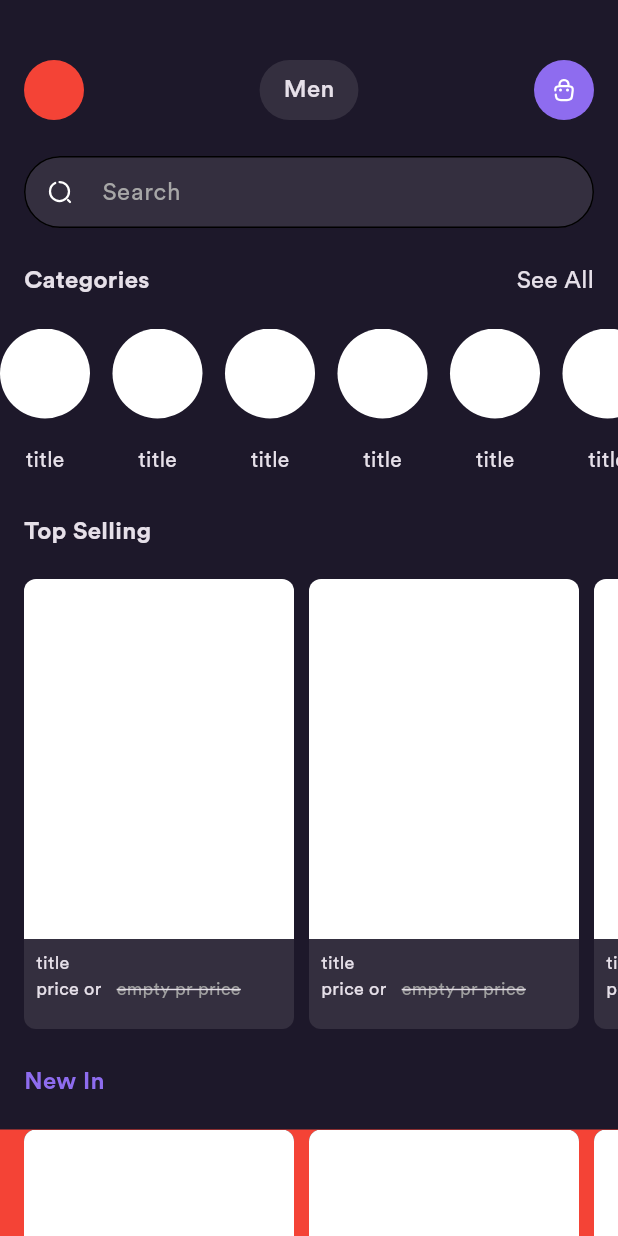
After one commit to suleymanharbelioglu/flutter-ecommerce-app-demo, a Flutter app: the HomePage screen opened directly, on a phone screen of 412 x 824 dp. The commit adds this screen. Run offline on Flutter 3.47's test engine with Material 3 defaults, Android fonts, the phone set to English and light mode, and no system bars; our stand-ins replace cloud_firestore, dartz, firebase_auth, firebase_core, flutter_bloc, flutter_svg and 1 more; accounts and stored records are empty; network calls fail.

Commit message:
home page UI

```diff
--- /dev/null
+++ b/lib/common/widgets/product/product_card.dart
@@ -0,0 +1,75 @@
+import 'package:flutter/material.dart';
+import 'package:flutter_ecommerce_app/core/configs/theme/app_colors.dart';
+
+class ProductCard extends StatelessWidget {
+  const ProductCard({super.key});
+
+  @override
+  Widget build(BuildContext context) {
+    return Container(
+      width: 180,
+      decoration: BoxDecoration(
+        color: AppColors.secondBackground,
+        borderRadius: BorderRadius.circular(8),
+      ),
+      child: Column(
+        crossAxisAlignment: CrossAxisAlignment.start,
+        mainAxisAlignment: MainAxisAlignment.spaceBetween,
+        children: [
+          Expanded(
+            flex: 4,
+            child: Container(
+              decoration: BoxDecoration(
+                color: Colors.white,
+                borderRadius: BorderRadius.only(
+                  topLeft: Radius.circular(8),
+                  topRight: Radius.circular(8),
+                ),
+              ),
+            ),
+          ),
+          Expanded(
+            flex: 1,
+            child: Padding(
+              padding: const EdgeInsets.all(8.0),
+              child: Column(
+                crossAxisAlignment: CrossAxisAlignment.start,
+                children: [
+                  Text(
+                    "title",
+                    style: TextStyle(
+                      fontSize: 12,
+                      fontWeight: FontWeight.w300,
+                      overflow: TextOverflow.ellipsis,
+                    ),
+                  ),
+                  Row(
+                    children: [
+                      Text(
+                        "price or",
+                        style: TextStyle(
+                          fontSize: 12,
+                          fontWeight: FontWeight.w300,
+                        ),
+                      ),
+                      SizedBox(width: 10),
+                      Text(
+                        "empty pr price",
+                        style: TextStyle(
+                          fontSize: 12,
+                          color: Colors.grey,
+                          fontWeight: FontWeight.w300,
+                          decoration: TextDecoration.lineThrough,
+                        ),
+                      ),
+                    ],
+                  ),
+                ],
+              ),
+            ),
+          ),
+        ],
+      ),
+    );
+  }
+}
--- a/lib/data/auth/model/user_creation_req.dart
+++ b/lib/data/auth/model/user_creation_req.dart
@@ -3,7 +3,7 @@ class UserCreationReq {
   String? lastName;
   String? email;
   String? password;
-  String? gender;
+  int? gender;
   String? age;
   UserCreationReq({
     required this.firstName,
--- a/lib/domain/auth/repository/auth.dart
+++ b/lib/domain/auth/repository/auth.dart
@@ -10,4 +10,6 @@ abstract class AuthRepository {
   Future<Either> sendPasswordResetEmail(String email);
   Future<bool> isLoggedIn();
   Future<Either> getUser();
+  Future<Either> signout();
+
 }
--- /dev/null
+++ b/lib/presentation/home/pages/home.dart
@@ -0,0 +1,31 @@
+import 'package:flutter/material.dart';
+import 'package:flutter_ecommerce_app/presentation/home/widgets/categories.dart';
+import 'package:flutter_ecommerce_app/presentation/home/widgets/header.dart';
+import 'package:flutter_ecommerce_app/presentation/home/widgets/new_in.dart';
+import 'package:flutter_ecommerce_app/presentation/home/widgets/search_field.dart';
+import 'package:flutter_ecommerce_app/presentation/home/widgets/top_selling.dart';
+
+class HomePage extends StatelessWidget {
+  const HomePage({super.key});
+
+  @override
+  Widget build(BuildContext context) {
+    return Scaffold(
+      body: SingleChildScrollView(
+        child: Column(
+          children: [
+            Header(),
+            SizedBox(height: 24),
+            SearchField(),
+            SizedBox(height: 24),
+            Categories(),
+            SizedBox(height: 24),
+            TopSelling(),
+            SizedBox(height: 24),
+            NewIn(),
+          ],
+        ),
+      ),
+    );
+  }
+}
--- /dev/null
+++ b/lib/presentation/home/widgets/categories.dart
@@ -0,0 +1,59 @@
+import 'package:flutter/material.dart';
+
+class Categories extends StatelessWidget {
+  const Categories({super.key});
+
+  @override
+  Widget build(BuildContext context) {
+    return Column(children: [_seeAll(), SizedBox(height: 20), _categories()]);
+  }
+
+  _seeAll() {
+    return Padding(
+      padding: const EdgeInsets.symmetric(horizontal: 16),
+      child: Row(
+        mainAxisAlignment: MainAxisAlignment.spaceBetween,
+        children: [
+          Text(
+            "Categories",
+            style: TextStyle(fontWeight: FontWeight.bold, fontSize: 16),
+          ),
+          Text(
+            "See All",
+            style: TextStyle(fontWeight: FontWeight.w400, fontSize: 16),
+          ),
+        ],
+      ),
+    );
+  }
+
+  _categories() {
+    return Container(
+      height: 100,
+      color: Colors.transparent,
+      child: ListView.separated(
+        scrollDirection: Axis.horizontal,
+        itemBuilder: (context, index) {
+          return Column(
+            children: [
+              Container(
+                height: 60,
+                width: 60,
+                decoration: BoxDecoration(
+                  shape: BoxShape.circle,
+                  color: Colors.white,
+                ),
+              ),
+              SizedBox(height: 18),
+              Text("title"),
+            ],
+          );
+        },
+        separatorBuilder: (context, index) {
+          return SizedBox(width: 15);
+        },
+        itemCount: 10,
+      ),
+    );
+  }
+}
--- /dev/null
+++ b/lib/presentation/home/widgets/header.dart
@@ -0,0 +1,56 @@
+import 'package:flutter/material.dart';
+import 'package:flutter_ecommerce_app/core/configs/assets/app_vectors.dart';
+import 'package:flutter_ecommerce_app/core/configs/theme/app_colors.dart';
+import 'package:flutter_svg/svg.dart';
+
+class Header extends StatelessWidget {
+  const Header({super.key});
+
+  @override
+  Widget build(BuildContext context) {
+    return Padding(
+      padding: const EdgeInsets.only(top: 40, right: 16, left: 16),
+      child: Row(
+        mainAxisAlignment: MainAxisAlignment.spaceBetween,
+        children: [_profileImage(), _gender(), _card()],
+      ),
+    );
+  }
+
+  _profileImage() {
+    return Container(
+      height: 40,
+      width: 40,
+      decoration: BoxDecoration(color: Colors.red, shape: BoxShape.circle),
+    );
+  }
+
+  _gender() {
+    return Container(
+      height: 40,
+      padding: EdgeInsets.symmetric(horizontal: 16),
+      decoration: BoxDecoration(
+        color: AppColors.secondBackground,
+        borderRadius: BorderRadius.circular(100),
+      ),
+      child: Center(
+        child: Text(
+          "Men",
+          style: TextStyle(fontWeight: FontWeight.w500, fontSize: 16),
+        ),
+      ),
+    );
+  }
+
+  _card() {
+    return Container(
+      height: 40,
+      width: 40,
+      decoration: BoxDecoration(
+        color: AppColors.primary,
+        shape: BoxShape.circle,
+      ),
+      child: SvgPicture.asset(AppVectors.bag, fit: BoxFit.none),
+    );
+  }
+}
--- /dev/null
+++ b/lib/presentation/home/widgets/new_in.dart
@@ -0,0 +1,47 @@
+import 'package:flutter/material.dart';
+import 'package:flutter_ecommerce_app/common/widgets/product/product_card.dart';
+import 'package:flutter_ecommerce_app/core/configs/theme/app_colors.dart';
+
+class NewIn extends StatelessWidget {
+  const NewIn({super.key});
+
+  @override
+  Widget build(BuildContext context) {
+    return Column(
+      crossAxisAlignment: CrossAxisAlignment.start,
+      children: [_newIn(), SizedBox(height: 20), _products()],
+    );
+  }
+
+  Widget _newIn() {
+    return Padding(
+      padding: const EdgeInsets.symmetric(horizontal: 16),
+      child: Text(
+        "New In",
+        style: TextStyle(
+          fontWeight: FontWeight.bold,
+          fontSize: 16,
+          color: AppColors.primary,
+        ),
+      ),
+    );
+  }
+
+  _products() {
+    return Container(
+      height: 300,
+      color: Colors.red,
+      child: ListView.separated(
+        padding: EdgeInsets.symmetric(horizontal: 16),
+        scrollDirection: Axis.horizontal,
+        itemBuilder: (context, index) {
+          return ProductCard();
+        },
+        separatorBuilder: (context, index) {
+          return SizedBox(width: 10);
+        },
+        itemCount: 10,
+      ),
+    );
+  }
+}
--- /dev/null
+++ b/lib/presentation/home/widgets/search_field.dart
@@ -0,0 +1,29 @@
+import 'package:flutter/material.dart';
+import 'package:flutter_ecommerce_app/core/configs/assets/app_vectors.dart';
+import 'package:flutter_svg/flutter_svg.dart';
+
+class SearchField extends StatelessWidget {
+  const SearchField({super.key});
+
+  @override
+  Widget build(BuildContext context) {
+    return Padding(
+      padding: const EdgeInsets.symmetric(horizontal: 16),
+      child: TextField(
+        readOnly: true,
+        onTap: () {},
+        decoration: InputDecoration(
+          contentPadding: EdgeInsets.all(12),
+          focusedBorder: OutlineInputBorder(
+            borderRadius: BorderRadius.circular(50),
+          ),
+          enabledBorder: OutlineInputBorder(
+            borderRadius: BorderRadius.circular(50),
+          ),
+          prefixIcon: SvgPicture.asset(AppVectors.search, fit: BoxFit.none),
+          hintText: "Search",
+        ),
+      ),
+    );
+  }
+}
--- /dev/null
+++ b/lib/presentation/home/widgets/top_selling.dart
@@ -0,0 +1,42 @@
+import 'package:flutter/material.dart';
+import 'package:flutter_ecommerce_app/common/widgets/product/product_card.dart';
+
+class TopSelling extends StatelessWidget {
+  const TopSelling({super.key});
+
+  @override
+  Widget build(BuildContext context) {
+    return Column(
+      crossAxisAlignment: CrossAxisAlignment.start,
+      mainAxisAlignment: MainAxisAlignment.start,
+      children: [_topSelling(), SizedBox(height: 20), _products()],
+    );
+  }
+
+  Widget _topSelling() {
+    return Padding(
+      padding: const EdgeInsets.symmetric(horizontal: 16),
+      child: Text(
+        "Top Selling",
+        style: TextStyle(fontWeight: FontWeight.bold, fontSize: 16),
+      ),
+    );
+  }
+
+  Widget _products() {
+    return Container(
+      // color: Colors.grey,
+      height: 300,
+      child: ListView.separated(
+        shrinkWrap: true,
+        padding: const EdgeInsets.symmetric(horizontal: 16),
+        scrollDirection: Axis.horizontal,
+        itemBuilder: (context, index) {
+          return ProductCard();
+        },
+        separatorBuilder: (context, index) => const SizedBox(width: 10),
+        itemCount: 10,
+      ),
+    );
+  }
+}
--- a/lib/presentation/splash/pages/splash.dart
+++ b/lib/presentation/splash/pages/splash.dart
@@ -4,6 +4,7 @@ import 'package:flutter_ecommerce_app/common/helper/navigator/app_navigator.dart
 import 'package:flutter_ecommerce_app/core/configs/assets/app_vectors.dart';
 import 'package:flutter_ecommerce_app/core/configs/theme/app_colors.dart';
 import 'package:flutter_ecommerce_app/presentation/auth/pages/signin.dart';
+import 'package:flutter_ecommerce_app/presentation/home/pages/home.dart';
 import 'package:flutter_ecommerce_app/presentation/splash/bloc/splash_cubit.dart';
 import 'package:flutter_ecommerce_app/presentation/splash/bloc/splash_state.dart';
 import 'package:flutter_svg/svg.dart';
@@ -18,6 +19,9 @@ class SplashPage extends StatelessWidget {
         if (state is UnAuthenticated) {
           AppNavigator.pushAndRemove(context, SigninPage());
         }
+        if (state is Authenticated) {
+          AppNavigator.pushAndRemove(context, HomePage());
+        }
       },
       child: Scaffold(
         backgroundColor: AppColors.primary,
--- a/lib/service_locator.dart
+++ b/lib/service_locator.dart
@@ -7,6 +7,7 @@ import 'package:flutter_ecommerce_app/domain/auth/usecases/is_logged_in.dart';
 import 'package:flutter_ecommerce_app/domain/auth/usecases/send_password_reset_email.dart';
 import 'package:flutter_ecommerce_app/domain/auth/usecases/siginup.dart';
 import 'package:flutter_ecommerce_app/domain/auth/usecases/signin.dart';
+import 'package:flutter_ecommerce_app/domain/auth/usecases/signout.dart';
 import 'package:get_it/get_it.dart';
 
 final sl = GetIt.instance;
@@ -35,4 +36,5 @@ Future<void> initializeDependencies() async {
   sl.registerSingleton<IsLoggedInUseCase>(IsLoggedInUseCase());
 
   sl.registerSingleton<GetUserUseCase>(GetUserUseCase());
+  sl.registerSingleton<SignoutUseCase>(SignoutUseCase());
 }
```
Also changed, not shown: lib/data/auth/repository/auth_repository_impl.dart (+9 -9 lines), lib/data/auth/source/auth_firebase_service.dart (+58 -61 lines), lib/domain/auth/usecases/signout.dart (added, +11 -0 lines), lib/presentation/auth/pages/enter_password.dart (+34 -3 lines), lib/presentation/auth/pages/forgot_password.dart (+28 -3 lines), lib/presentation/auth/pages/gender_and_age_selection.dart (+38 -3 lines), lib/presentation/splash/bloc/splash_cubit.dart (+8 -2 lines).
